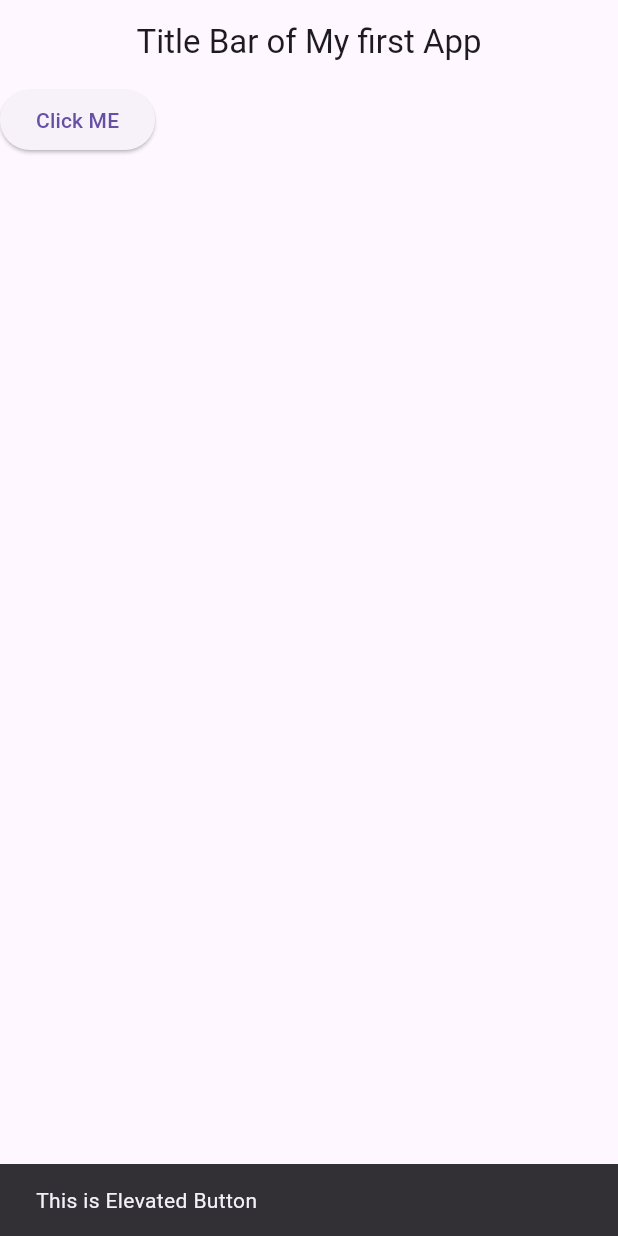
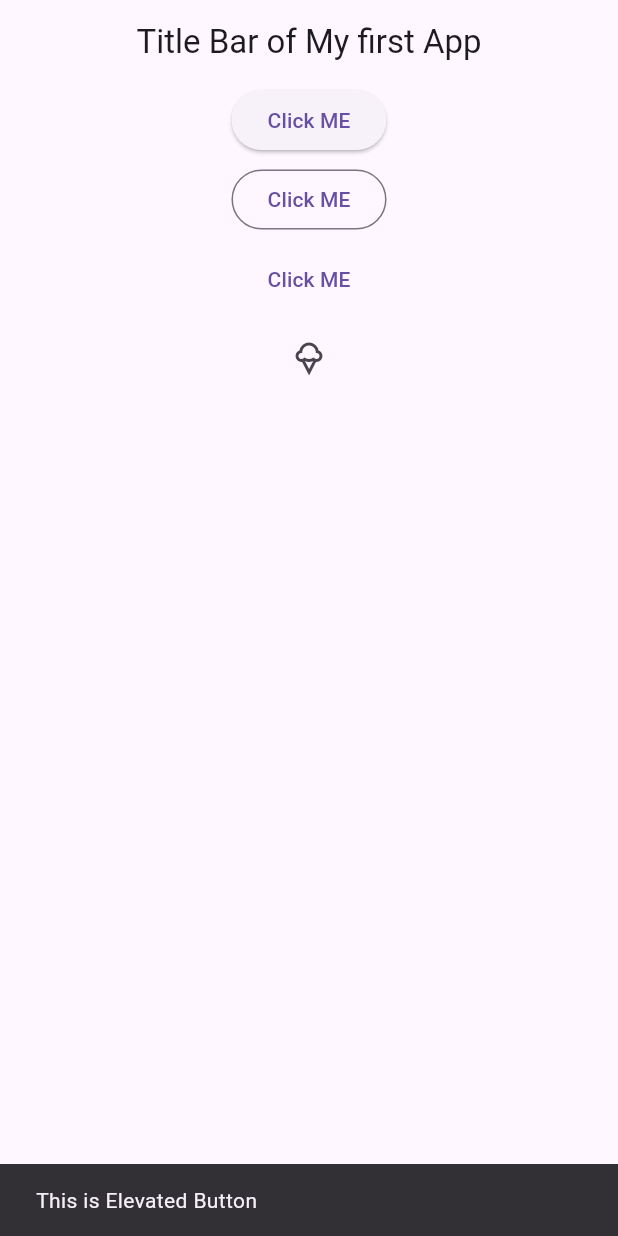
Before and after one commit to alkawsar1030/Flutter2025, a Flutter app: the screen it shows after launch, after a tap on "Click ME", on a phone screen of 412 x 824 dp. Run offline on Flutter 3.47's test engine with Material 3 defaults, Android fonts, the phone set to English and light mode, and no system bars.

Commit message:
Elevated, Outlined, Text, Icon Button

```diff
--- a/lib/main.dart
+++ b/lib/main.dart
@@ -16,20 +16,49 @@ class App extends StatelessWidget {
 class Homepage extends StatelessWidget {
   const Homepage({super.key});
 
-  void showSnack(BuildContext context, String msg) {
-    ScaffoldMessenger.of(context).showSnackBar(SnackBar(content: Text(msg)));
-  }
-
   @override
   Widget build(BuildContext context) {
     return Scaffold(
       appBar: AppBar(title: Center(child: Text('Title Bar of My first App'))),
-      body: ElevatedButton(
-        onPressed: () {
-          showSnack(context, 'This is Elevated Button');
-        },
-        child: Text('Click ME'),
+      body: Center(
+        child: Column(
+          children: [
+            ElevatedButton(
+              onPressed: () {
+                showSnack(context, 'This is Elevated Button');
+              },
+              child: Text('Click ME'),
+            ),
+
+            SizedBox(height: 5),
+            OutlinedButton(
+              onPressed: () {
+                showSnack(context, 'This is Outlined Button');
+              },
+              child: Text('Click ME'),
+            ),
+            SizedBox(height: 5),
+            TextButton(
+              onPressed: () {
+                showSnack(context, 'This is Text Button');
+              },
+              child: Text('Click ME'),
+            ),
+
+            SizedBox(height: 5),
+            IconButton(
+              onPressed: () {
+                showSnack(context, 'This is icon Button');
+              },
+              icon: Icon(Icons.icecream_outlined),
+            ),
+          ],
+        ),
       ),
     );
   }
+
+  void showSnack(BuildContext context, String msg) {
+    ScaffoldMessenger.of(context).showSnackBar(SnackBar(content: Text(msg)));
+  }
 }
```
